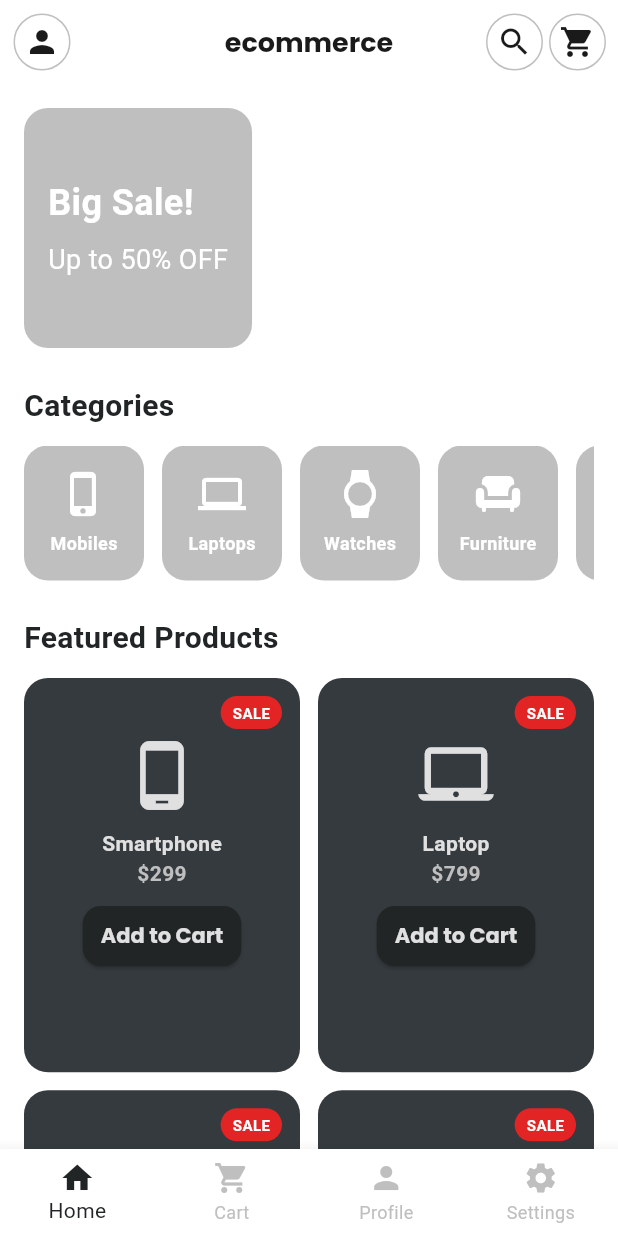
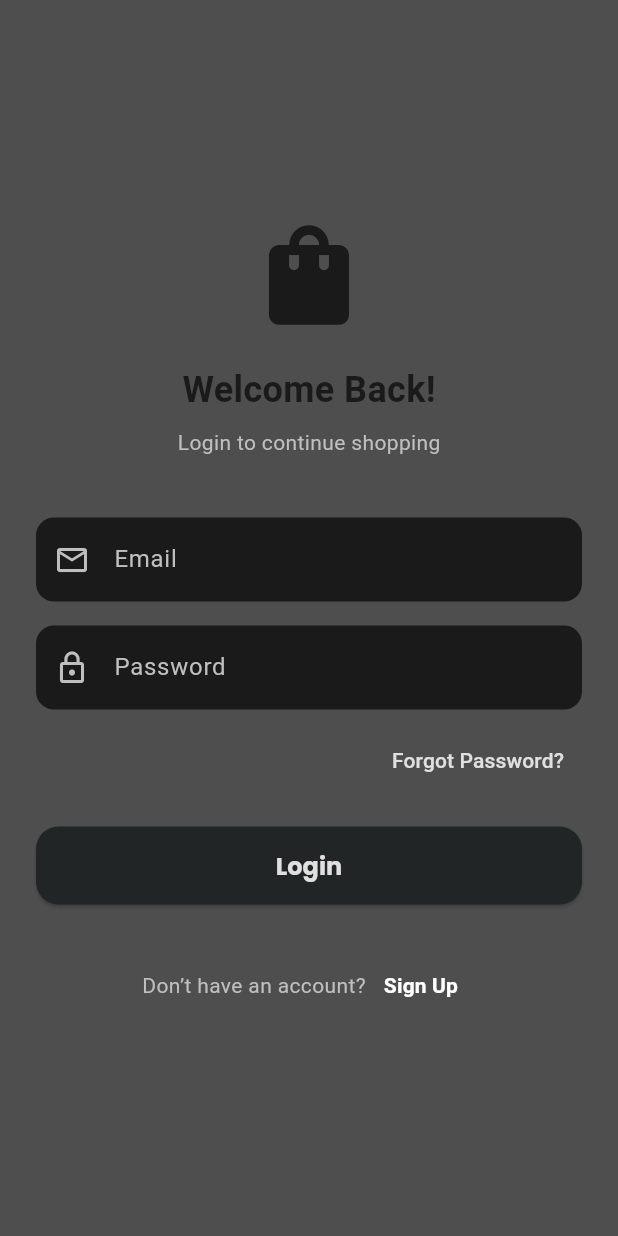
Before and after one commit to MuhammadUmer3325/ecommerce_app, a Flutter app: the screen it shows after launch, after a tap on "Get Started", on a phone screen of 412 x 824 dp. Run offline on Flutter 3.47's test engine with Material 3 defaults, Android fonts, the phone set to English and light mode, and no system bars; our stand-ins replace google_fonts, lottie.

Commit message:
Added login screen UI

```diff
--- a/lib/core/theme/app_theme.dart
+++ b/lib/core/theme/app_theme.dart
@@ -43,7 +43,7 @@
       style: ElevatedButton.styleFrom(
         backgroundColor: AppColors.main,
         foregroundColor: AppColors.light,
-        textStyle: GoogleFonts.poppins(fontWeight: FontWeight.bold),
+        textStyle: GoogleFonts.poppins(fontWeight: FontWeight.normal),
         shape: const RoundedRectangleBorder(
           borderRadius: BorderRadius.all(Radius.circular(12)),
         ),
--- /dev/null
+++ b/lib/screens/auth/login_screen.dart
@@ -0,0 +1,172 @@
+import 'package:ecommerce/screens/home_screen.dart';
+import 'package:flutter/material.dart';
+import '../../core/constants/app_constants.dart';
+
+class LoginScreen extends StatefulWidget {
+  const LoginScreen({super.key});
+
+  @override
+  State<LoginScreen> createState() => _LoginScreenState();
+}
+
+class _LoginScreenState extends State<LoginScreen> {
+  final TextEditingController emailController = TextEditingController();
+  final TextEditingController passwordController = TextEditingController();
+
+  @override
+  Widget build(BuildContext context) {
+    return Scaffold(
+      backgroundColor: const Color.fromARGB(
+        255,
+        78,
+        78,
+        78,
+      ), // ✅ Dark background
+      body: SafeArea(
+        child: Center(
+          child: SingleChildScrollView(
+            padding: const EdgeInsets.symmetric(horizontal: 24, vertical: 16),
+            child: Column(
+              crossAxisAlignment: CrossAxisAlignment.center,
+              children: [
+                // ✅ App Logo / Icon
+                Icon(Icons.shopping_bag, size: 80, color: AppColors.dark),
+                const SizedBox(height: 20),
+
+                // ✅ Title
+                Text(
+                  "Welcome Back!",
+                  style: TextStyle(
+                    color: AppColors.dark,
+                    fontSize: 24,
+                    fontWeight: FontWeight.bold,
+                  ),
+                ),
+                const SizedBox(height: 8),
+                Text(
+                  "Login to continue shopping",
+                  style: TextStyle(color: AppColors.hint, fontSize: 14),
+                ),
+
+                const SizedBox(height: 40),
+
+                // ✅ Email Field
+                TextField(
+                  controller: emailController,
+                  style: TextStyle(color: AppColors.light),
+                  decoration: InputDecoration(
+                    labelText: "Email",
+                    labelStyle: TextStyle(color: AppColors.hint),
+                    filled: true,
+                    fillColor: AppColors.dark,
+                    border: OutlineInputBorder(
+                      borderRadius: BorderRadius.circular(12),
+                      borderSide: BorderSide.none,
+                    ),
+                    prefixIcon: Icon(
+                      Icons.email_outlined,
+                      color: AppColors.hint,
+                    ),
+                  ),
+                ),
+
+                const SizedBox(height: 16),
+
+                // ✅ Password Field
+                TextField(
+                  controller: passwordController,
+                  obscureText: true,
+                  style: TextStyle(color: AppColors.light),
+                  decoration: InputDecoration(
+                    labelText: "Password",
+                    labelStyle: TextStyle(color: AppColors.hint),
+                    filled: true,
+                    fillColor: AppColors.dark,
+                    border: OutlineInputBorder(
+                      borderRadius: BorderRadius.circular(12),
+                      borderSide: BorderSide.none,
+                    ),
+                    prefixIcon: Icon(Icons.lock_outline, color: AppColors.hint),
+                  ),
+                ),
+
+                const SizedBox(height: 10),
+
+                // ✅ Forgot Password Link
+                Align(
+                  alignment: Alignment.centerRight,
+                  child: TextButton(
+                    onPressed: () {
+                      // TODO: Navigate to Forgot Password Screen
+                    },
+                    child: Text(
+                      "Forgot Password?",
+                      style: TextStyle(color: AppColors.light, fontSize: 14),
+                    ),
+                  ),
+                ),
+
+                const SizedBox(height: 20),
+
+                // ✅ Login Button
+                SizedBox(
+                  width: double.infinity,
+                  child: ElevatedButton(
+                    style: ElevatedButton.styleFrom(
+                      backgroundColor: AppColors.main,
+                      shape: RoundedRectangleBorder(
+                        borderRadius: BorderRadius.circular(15),
+                      ),
+                      padding: const EdgeInsets.symmetric(vertical: 14),
+                    ),
+                    onPressed: () {
+                      Navigator.pushReplacement(
+                        context,
+                        MaterialPageRoute(
+                          builder: (context) => const HomeScreen(),
+                        ),
+                      );
+                    },
+                    child: Text(
+                      "Login",
+                      style: TextStyle(
+                        color: AppColors.light,
+                        fontSize: 16,
+                        fontWeight: FontWeight.bold,
+                      ),
+                    ),
+                  ),
+                ),
+
+                const SizedBox(height: 30),
+
+                // ✅ Sign Up Redirect
+                Row(
+                  mainAxisAlignment: MainAxisAlignment.center,
+                  children: [
+                    Text(
+                      "Don’t have an account?",
+                      style: TextStyle(color: AppColors.hint),
+                    ),
+                    TextButton(
+                      onPressed: () {
+                        // TODO: Navigate to Sign Up Screen
+                      },
+                      child: Text(
+                        "Sign Up",
+                        style: TextStyle(
+                          color: const Color.fromARGB(255, 255, 255, 255),
+                          fontWeight: FontWeight.bold,
+                        ),
+                      ),
+                    ),
+                  ],
+                ),
+              ],
+            ),
+          ),
+        ),
+      ),
+    );
+  }
+}
--- a/lib/screens/home_screen.dart
+++ b/lib/screens/home_screen.dart
@@ -160,7 +160,7 @@
       child: Column(
         crossAxisAlignment: CrossAxisAlignment.start,
         children: [
-          // Banner
+          // ===================== BANNER CARD =====================
           Container(
             height: 160,
             decoration: BoxDecoration(
@@ -196,7 +196,7 @@
 
           const SizedBox(height: 24),
 
-          // Categories
+          // ===================== Categories =====================
           const Text(
             "Categories",
             style: TextStyle(
@@ -222,13 +222,13 @@
 
           const SizedBox(height: 24),
 
-          // Featured Products
+          // ===================== Featured Products =====================
           const Text(
             "Featured Products",
             style: TextStyle(
               fontSize: 20,
               fontWeight: FontWeight.bold,
-              color: AppColors.main, // ✅ Onyx
+              color: AppColors.main,
             ),
           ),
           const SizedBox(height: 12),
@@ -348,15 +348,30 @@
   Widget build(BuildContext context) {
     return Container(
       decoration: BoxDecoration(
-        color: AppColors.bg, // ✅ Graphite
+        color: AppColors.hint, // ✅ Outer Card Background
         borderRadius: BorderRadius.circular(16),
       ),
-      child: Padding(
+      child: Stack(
+        children: [
+          // ✅ Inner card with background image
+          Container(
+            decoration: BoxDecoration(
+              borderRadius: BorderRadius.circular(16),
+              image: const DecorationImage(
+                image: AssetImage("assets/images/laptop.png"),
+                fit: BoxFit.cover,
+              ),
+            ),
+          ),
+
+          // ✅ Foreground content (badge, text, button)
+          Padding(
             padding: const EdgeInsets.all(12),
             child: Column(
-          mainAxisSize: MainAxisSize.min,
+              mainAxisAlignment: MainAxisAlignment.spaceBetween,
               crossAxisAlignment: CrossAxisAlignment.center,
               children: [
+                // SALE Badge
                 if (isSale)
                   Align(
                     alignment: Alignment.topRight,
@@ -366,7 +381,7 @@
                         vertical: 4,
                       ),
                       decoration: BoxDecoration(
-                    color: const Color.fromARGB(255, 226, 36, 36), // ✅ Ash
+                        color: const Color.fromARGB(255, 226, 36, 36),
                         borderRadius: BorderRadius.circular(12),
                       ),
                       child: const Text(
@@ -374,34 +389,38 @@
                         style: TextStyle(
                           fontSize: 10,
                           fontWeight: FontWeight.bold,
-                      color: Color.fromARGB(255, 255, 255, 255), // ✅ Jet Black
+                          color: Colors.white,
                         ),
                       ),
                     ),
                   ),
-            const SizedBox(height: 6),
-            Icon(image, size: 50, color: AppColors.light), // ✅ Platinum
+
                 const SizedBox(height: 10),
+
+                // Product Name
                 Text(
                   name,
                   style: const TextStyle(
                     fontWeight: FontWeight.bold,
-                color: AppColors.light, // ✅ Platinum
+                    color: Colors.white,
                   ),
                 ),
+
+                // Product Price
                 Text(
                   price,
                   style: const TextStyle(
-                color: AppColors.hint, // ✅ Ash
                     fontWeight: FontWeight.bold,
+                    color: Colors.white,
                   ),
                 ),
-            const SizedBox(height: 8),
+
+                // Button
                 ElevatedButton(
                   style: ElevatedButton.styleFrom(
-                backgroundColor: AppColors.main, // ✅ Onyx
+                    backgroundColor: AppColors.dark,
                     shape: RoundedRectangleBorder(
-                  borderRadius: BorderRadius.circular(12),
+                      borderRadius: BorderRadius.circular(15),
                     ),
                     padding: const EdgeInsets.symmetric(
                       horizontal: 12,
@@ -409,11 +428,16 @@
                     ),
                   ),
                   onPressed: () {},
-              child: const Text("Add to Cart"),
+                  child: const Text(
+                    "Add to Cart",
+                    style: TextStyle(color: Colors.white), // ✅ White text
+                  ),
                 ),
               ],
             ),
           ),
+        ],
+      ),
     );
   }
 }
--- a/lib/screens/onboarding_screen.dart
+++ b/lib/screens/onboarding_screen.dart
@@ -1,4 +1,5 @@
 import 'package:ecommerce/core/constants/app_constants.dart';
+import 'package:ecommerce/screens/auth/login_screen.dart';
 import 'package:flutter/material.dart';
 import 'package:lottie/lottie.dart';
 import 'package:google_fonts/google_fonts.dart';
@@ -55,19 +56,20 @@
                     textAlign: TextAlign.center,
                     style: GoogleFonts.roboto(
                       fontSize: 28,
-    fontWeight: FontWeight.bold, // heading ke liye bold hi rakh
+                      fontWeight:
+                          FontWeight.bold, // heading ke liye bold hi rakh
                       color: AppColors.main,
-    letterSpacing: 0.5, // thoda spacing headings ko aur clean banati hai
+                      letterSpacing:
+                          0.5, // thoda spacing headings ko aur clean banati hai
                       shadows: const [
                         Shadow(
                           offset: Offset(0, 1), // sirf neeche halka sa
-    blurRadius: 3,        // halka blur, soft look
+                          blurRadius: 3, // halka blur, soft look
                           color: Colors.black26, // light grey shadow
                         ),
                       ],
                     ),
                   ),
-
 
                   const SizedBox(height: 16),
 
@@ -104,7 +106,7 @@
                       Navigator.pushReplacement(
                         context,
                         MaterialPageRoute(
-                          builder: (context) => const HomeScreen(),
+                          builder: (context) => const LoginScreen(),
                         ),
                       );
                     },
--- a/pubspec.yaml
+++ b/pubspec.yaml
@@ -63,7 +63,7 @@
   # To add assets to your application, add an assets section, like this:
   assets:
     - assets/animations/welcome.json
-    - assets/images/shirt.png
+    - assets/images/laptop.png
   #   - images/a_dot_ham.jpeg
 
   # An image asset can refer to one or more resolution-specific "variants", see
```
Also changed, not shown: assets/images/laptop.png (added), assets/images/shirt.png (deleted), lib/main.dart (line endings or trailing spaces). Lines whose indentation alone changed are shown as unchanged.
